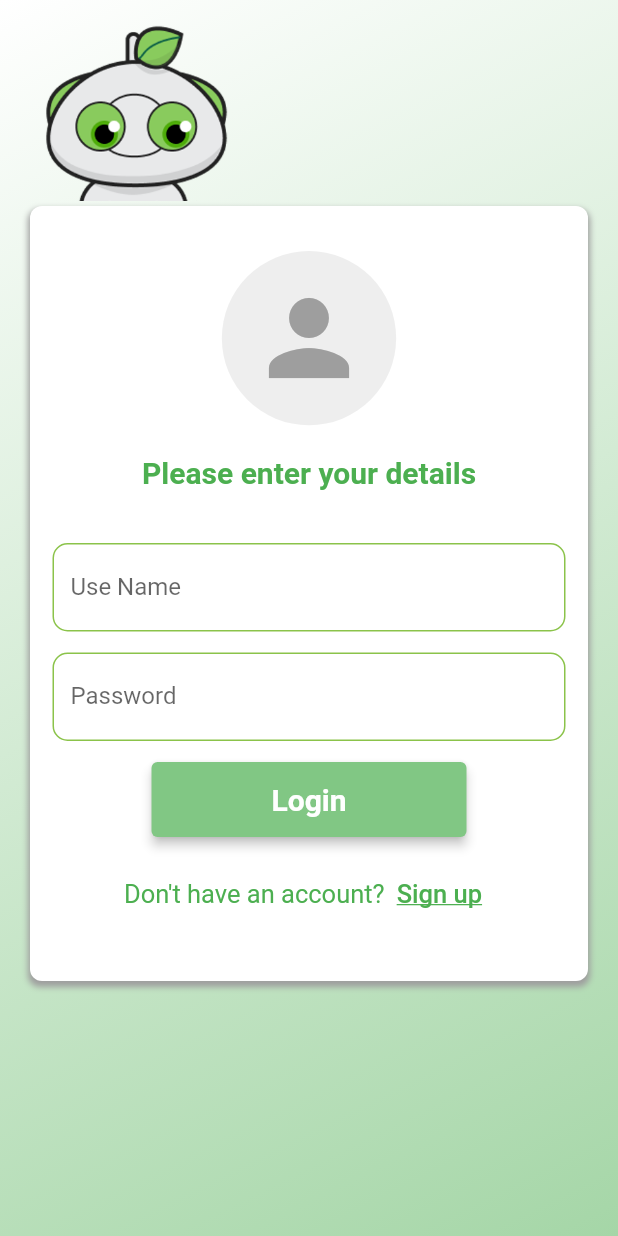
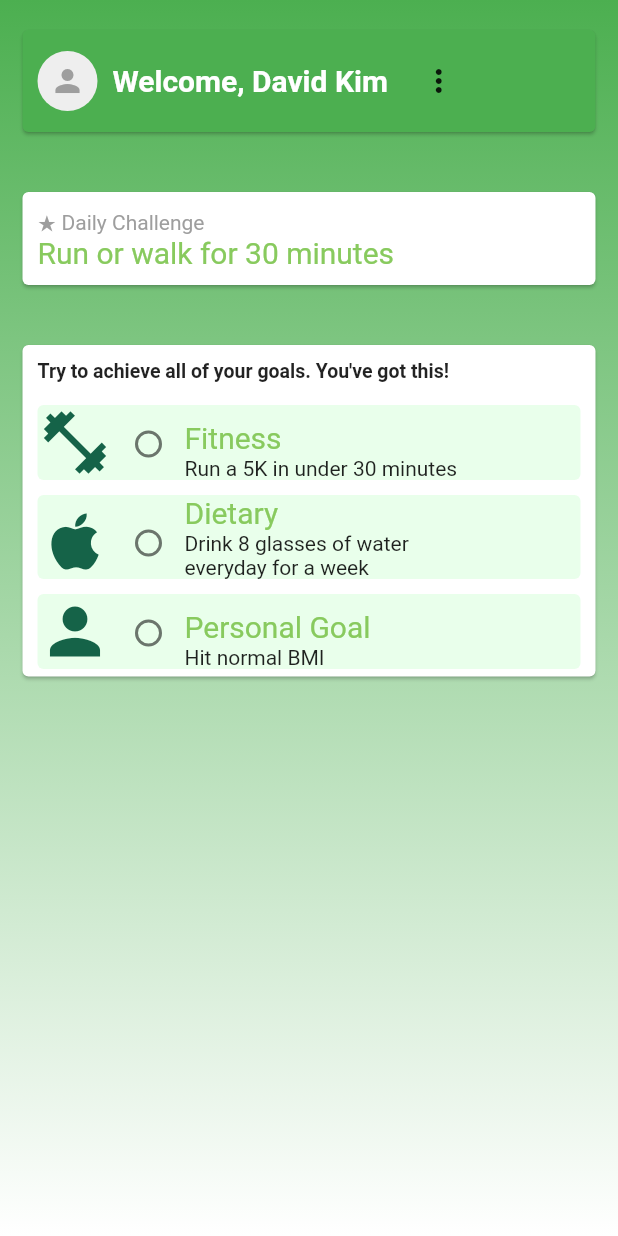
Before and after one commit to khhandrea/flutter-daily-diet-dare, a Flutter app: the screen it shows after launch, on a phone screen of 412 x 824 dp. Run offline on Flutter 3.47's test engine with Material 2 defaults, Android fonts, the phone set to English and light mode, and no system bars.

Commit message:
yc - milestone page first commit

```diff
--- a/lib/main.dart
+++ b/lib/main.dart
@@ -1,3 +1,4 @@
+import 'package:daily_diet_date/milestone.dart';
 import 'package:daily_diet_date/sign_in.dart';
 import 'package:flutter/material.dart';
 import 'sign_up.dart';
@@ -18,7 +19,7 @@ class MyApp extends StatelessWidget {
       home: Scaffold(
           body: SafeArea(
         // child: SignUp()
-        child: SignIn(),
+        child: MilestonePage(),
         // child: Reward(),
       )),
     );
--- /dev/null
+++ b/lib/milestone.dart
@@ -0,0 +1,218 @@
+import 'package:flutter/material.dart';
+
+List<dynamic> personalGoalsList = ["Run a 5K in under 30 minutes", "Drink 8 glasses of water\neveryday for a week", "Hit normal BMI"];
+
+List<Icon> goalIcons = [
+  Icon(Icons.fitness_center_outlined, size: 50.0, color:Color(0xff156348)),
+  Icon(Icons.apple, size: 50.0, color: Color(0xff156348)),
+  Icon(Icons.person, size: 50.0, color: Color(0xff156348))];
+List<dynamic> category = ["Fitness", "Dietary", "Personal Goal"];
+String user_name = "David Kim";
+
+class MilestonePage extends StatefulWidget {
+  const MilestonePage({super.key});
+
+  @override
+  State<MilestonePage> createState() => Milestone();
+}
+
+class Milestone extends State<MilestonePage> {
+  bool _isDone = false;
+
+  @override
+  Widget build(BuildContext context) {
+    Color getColor(Set<MaterialState> states) {
+      const Set<MaterialState> interactiveStates = <MaterialState>{
+        MaterialState.pressed,
+        MaterialState.hovered,
+        MaterialState.focused,
+      };
+      if (states.any(interactiveStates.contains)) {
+        return Colors.blue;
+      }
+      return Colors.red;
+    }
+
+    // logged in user info on top
+    Widget getUserInfo = Card(
+      margin: const EdgeInsets.fromLTRB(15, 20, 15, 20),
+      color: Colors.green,
+      child: Row(
+        children: [
+          Container(
+            margin: const EdgeInsets.all(10),
+            child: Row(
+              mainAxisAlignment: MainAxisAlignment.spaceBetween,
+              crossAxisAlignment: CrossAxisAlignment.center,
+              children: [
+                CircleAvatar(
+                  backgroundColor: Colors.grey[200],
+                  child: const Icon(
+                    Icons.person,
+                    color: Colors.grey,
+                  ),
+                ),
+              Container(
+                margin: EdgeInsets.fromLTRB(10, 0, 10, 0),
+                child: Text(
+                "Welcome, $user_name",
+                style: TextStyle(
+                  color: Colors.white,
+                  fontWeight: FontWeight.bold,
+                  fontSize: 20,
+                ),
+              ),
+              ),
+              IconButton(
+                onPressed: () => {
+                  // move to profile edit
+
+                },
+                icon: Icon(Icons.more_vert)
+              )
+              ],
+            ),
+          )
+        ]
+      ),
+    );
+
+    // Daily challenges
+    Widget getDailyChallenge = Card(
+      margin: const EdgeInsets.fromLTRB(15, 20, 15, 20),
+      child: Column(
+          mainAxisAlignment: MainAxisAlignment.start,
+          crossAxisAlignment: CrossAxisAlignment.stretch,
+          children: [
+            Container(
+              margin: const EdgeInsets.all(10),
+              child: Column(
+                mainAxisAlignment: MainAxisAlignment.start,
+                crossAxisAlignment: CrossAxisAlignment.start,
+                children: [
+                  Text(
+                    "★ Daily Challenge",
+                    textAlign: TextAlign.left,
+                    style: TextStyle(
+                      color: Colors.grey[500],
+                    ),
+                  ),
+                  Text("Run or walk for 30 minutes",
+                    style: TextStyle(
+                      color: Color(0xff88CA5E),
+                      fontSize: 20,
+                    )
+                  )
+                ],
+              ),
+            ),
+          ]
+        ),
+      );
+
+    Widget personalGoal = Card(
+      elevation: 0,
+      color: Colors.lightGreenAccent,
+      child: Row(
+        children: [
+          Icon(
+            Icons.fitness_center,
+            size: 40,
+          ),
+          Checkbox(
+            checkColor: Colors.blue,
+            fillColor: MaterialStateProperty.resolveWith(getColor),
+            value: _isDone,
+            onChanged: (value) {
+              setState(() {
+                _isDone = value!;
+              });
+            },
+            shape: RoundedRectangleBorder(borderRadius: BorderRadius.circular(15)),
+          ),
+        ],
+      ),
+    );
+
+    // Personal challenges
+    Widget getPersonalChallenge = Card(
+      margin: const EdgeInsets.fromLTRB(15, 20, 15, 20),
+      child: Column(
+        mainAxisAlignment: MainAxisAlignment.start,
+        crossAxisAlignment: CrossAxisAlignment.stretch,
+        children: [
+          Container(
+            margin: EdgeInsets.all(10),
+            child: Text(
+              "Try to achieve all of your goals. You've got this!",
+              style: TextStyle(
+                fontSize: 13,
+                fontWeight: FontWeight.bold
+              ),
+            ),
+          ),
+          for(num i = 0; i < personalGoalsList.length; i++)
+            Card(
+              margin: EdgeInsets.fromLTRB(10, 5, 10, 5),
+              elevation: 0,
+              color: const Color(0xffE9FFEB),
+              child: Row(
+                mainAxisAlignment: MainAxisAlignment.start,
+                crossAxisAlignment: CrossAxisAlignment.end,
+                children: [
+                  goalIcons[i.toInt()],
+                  Checkbox(
+                    value: _isDone,
+                    onChanged: (value) {
+
+                    },
+                    shape: RoundedRectangleBorder(
+                      borderRadius: BorderRadius.circular(15)
+                    ),
+                  ),
+                  Column(
+                    mainAxisAlignment: MainAxisAlignment.start,
+                    crossAxisAlignment: CrossAxisAlignment.start,
+                    children: [
+                      Text(
+                        category[i.toInt()],
+                        style: TextStyle(
+                          fontSize: 20,
+                          color: Color(0xff88CA5E),
+                          height: 1.2
+                        ),
+                      ),
+                      Text(
+                        personalGoalsList[i.toInt()],
+                        softWrap: true,
+                      ),
+                    ],
+                  ),
+                ],
+              ),
+            ),
+        ]
+      ),
+    );
+
+    return Scaffold(
+      body: Container(
+        decoration: BoxDecoration(
+          gradient: LinearGradient(
+            colors: [Colors.green, Colors.white],
+            begin: Alignment.topCenter,
+            end: Alignment.bottomCenter,
+          ),
+        ),
+        child: Column(
+          children: <Widget>[
+            getUserInfo,
+            getDailyChallenge,
+            getPersonalChallenge,
+            // navigation bar
+          ],
+        ),
+      ),
+    );
+  }
+}
```
Also changed, not shown: pubspec.lock.
